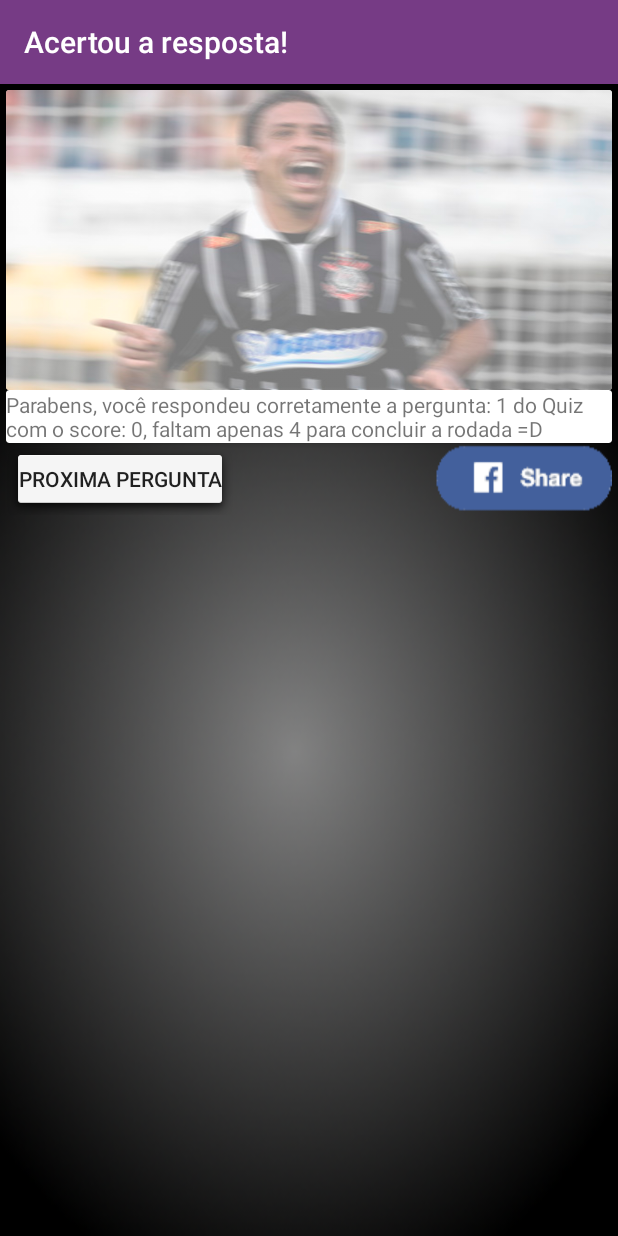
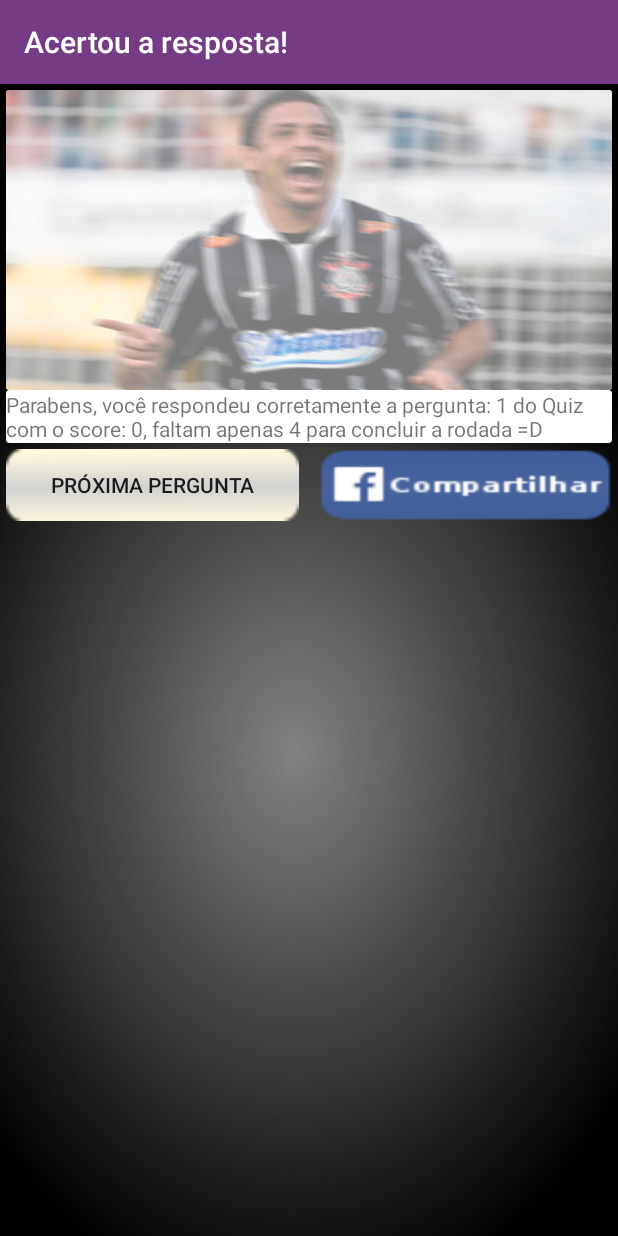
Before and after one commit to ckilee/cori_quiz, an Android app: the BetweenRoundActivity screen opened directly, with no data from a screen before it, on a phone screen of 412 x 824 dp. Run offline under Robolectric (Android 15) with nearby library versions, the phone set to English and light mode, and no system bars; libraries missing offline, so code that uses them is left out: com.facebook, com.facebook.internal, com.facebook.login; 1 statement that could not run was skipped.

Commit message:
Fixed https://github.com/ckilee/cori_quiz/issues/37
Signed-off-by: Carlos Eduardo Ki Lee <ckilee@gmail.com>

```diff
--- a/CoriQuiz/app/src/main/res/layout/content_between_round.xml
+++ b/CoriQuiz/app/src/main/res/layout/content_between_round.xml
@@ -32,15 +32,19 @@
         android:id="@+id/buttonNext"
         android:layout_below="@+id/cardViewTextViewMessage"
         android:layout_alignParentStart="true"
-        android:background="@android:drawable/dialog_holo_light_frame" />
+        android:layout_marginTop="4dp"
+        android:background="@drawable/button"
+        android:layout_toStartOf="@+id/space" />
 
     <Button
         android:layout_width="wrap_content"
         android:layout_height="wrap_content"
         android:id="@+id/buttonShare"
         android:layout_alignTop="@+id/buttonNext"
+        android:layout_alignBottom="@+id/buttonNext"
         android:layout_alignParentEnd="true"
-        android:background="@drawable/button_face" />
+        android:background="@drawable/button_face"
+        android:layout_toEndOf="@+id/space" />
     <android.support.v7.widget.CardView
 
         android:layout_width="match_parent"
@@ -55,4 +59,11 @@
             android:id="@+id/imageViewBetweenRound"
             android:background="@drawable/ronaldo" />
     </android.support.v7.widget.CardView>
+
+    <Space
+        android:layout_width="20px"
+        android:layout_height="20px"
+        android:layout_alignParentBottom="true"
+        android:layout_centerHorizontal="true"
+        android:id="@+id/space" />
 </RelativeLayout>
--- a/CoriQuiz/app/src/main/res/values/strings.xml
+++ b/CoriQuiz/app/src/main/res/values/strings.xml
@@ -11,7 +11,7 @@
     <string name="escape">Fuga</string>
     <string name="answer">Responder</string>
     <string name="next_round">Proxima Rodada</string>
-    <string name="next_question">Proxima Pergunta</string>
+    <string name="next_question">Próxima Pergunta</string>
     <string name="publish_score">Publicar Score</string>
     <string name="score">Score:</string>
     <string name="between_round_right_message" formatted="false">Parabens, você respondeu corretamente a pergunta: %round% do Quiz com o score: %score%, faltam apenas %missing% para concluir a rodada =D</string>
```
Also changed, not shown: CoriQuiz/app/src/main/res/drawable/button.png (added), CoriQuiz/app/src/main/res/drawable/button_face.png.
